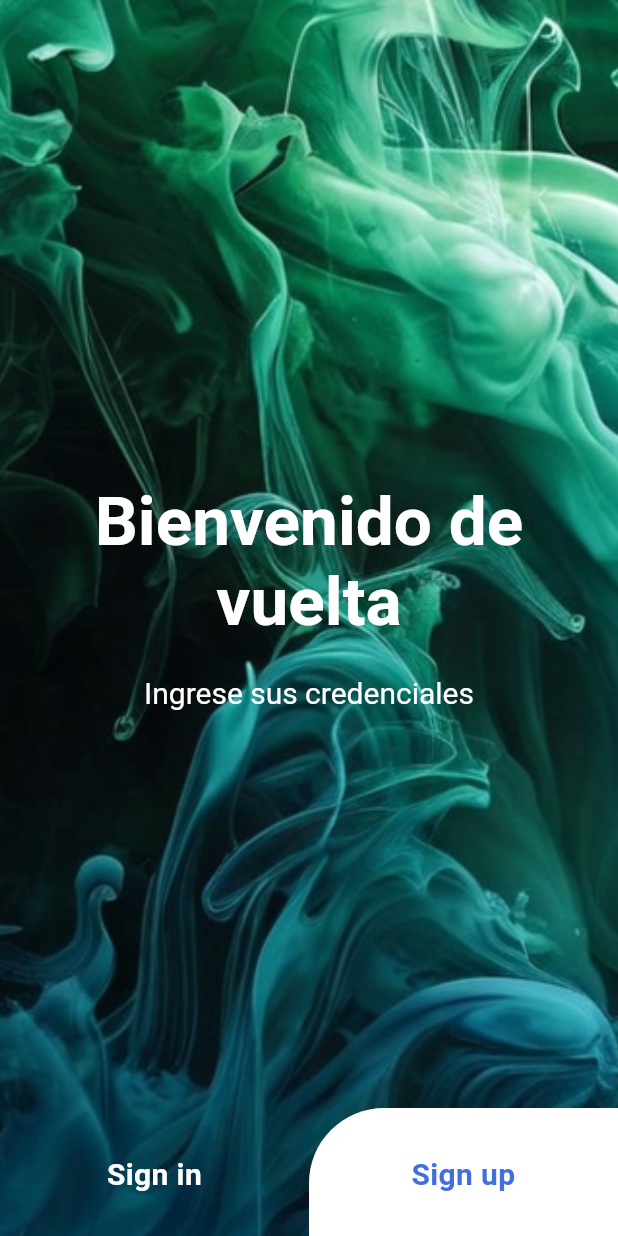
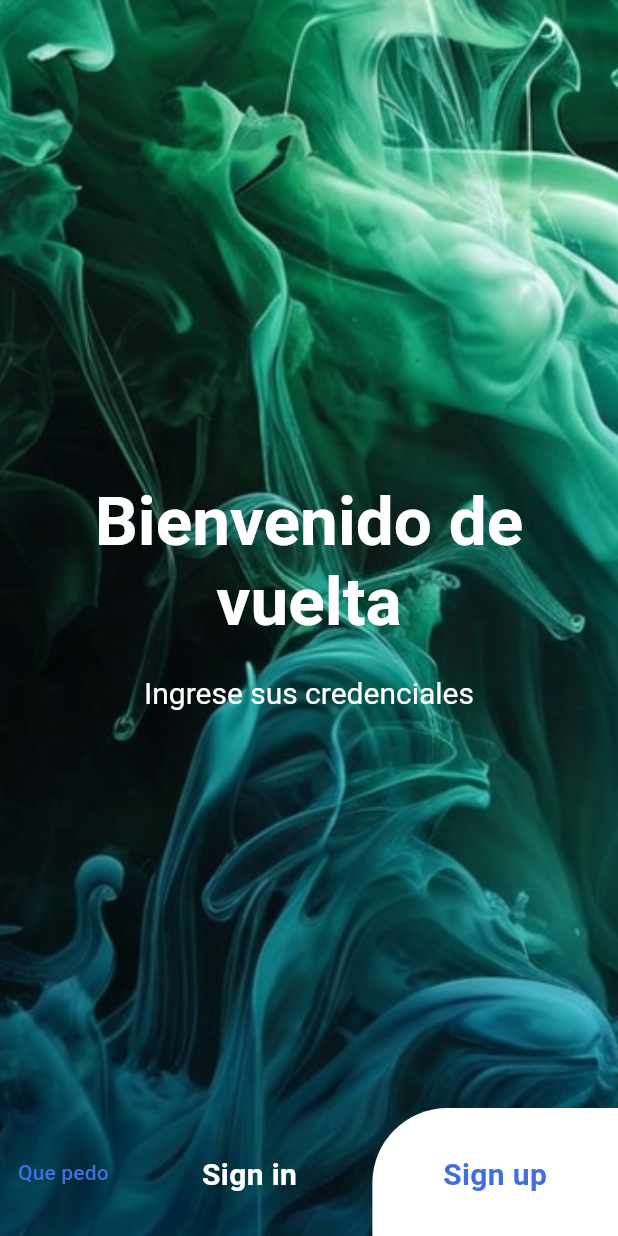
Before and after one commit to nestor327/GeoRutasMovil, a Flutter app: the screen it shows after launch, on a phone screen of 412 x 824 dp. Run offline on Flutter 3.47's test engine with Material 3 defaults, Android fonts, the phone set to English and light mode, and no system bars; our stand-ins replace dartz, dio, equatable, flutter_bloc, get_it, go_router and 2 more; accounts and stored records are empty.

Commit message:
Implement navegation started

```diff
--- a/lib/features/Auth/presentation/screens/WelcomeScreen.dart
+++ b/lib/features/Auth/presentation/screens/WelcomeScreen.dart
@@ -1,4 +1,8 @@
 import 'package:flutter/material.dart';
+import 'package:flutter_bloc/flutter_bloc.dart';
+import 'package:georutasmovil/features/Auth/domain/entities/Refresh_token_request.dart';
+import 'package:georutasmovil/features/Auth/domain/entities/user_sign_in_request.dart';
+import 'package:georutasmovil/features/Auth/presentation/bloc/User/user_bloc.dart';
 import 'package:georutasmovil/features/Auth/presentation/screens/SignInScreen.dart';
 import 'package:georutasmovil/features/Auth/presentation/screens/SignUpScreen.dart';
 import 'package:georutasmovil/features/Auth/presentation/widgets/CustomScaffold.dart';
@@ -44,6 +48,15 @@ class WelcomeScreen extends StatelessWidget {
                 alignment: Alignment.bottomRight,
                 child: Row(
                   children: [
+                    TextButton.icon(
+                      onPressed: () => {
+                        context.read<UserBloc>().add(RefreshTokenEvent(
+                            refreshTokenRequest: UserRefreshTokenRequest(
+                                AccessToken: "AccessToken",
+                                RefreshToken: "RefreshToken")))
+                      },
+                      label: Text("Que pedo"),
+                    ),
                     const Expanded(
                       child: WelcomeButton(
                         buttonText: 'Sign in',
--- a/lib/main.dart
+++ b/lib/main.dart
@@ -2,8 +2,8 @@ import 'package:flutter/material.dart';
 import 'package:flutter_bloc/flutter_bloc.dart';
 import 'package:georutasmovil/di.dart';
 import 'package:georutasmovil/features/Auth/presentation/bloc/User/user_bloc.dart';
-import 'package:georutasmovil/features/Auth/presentation/screens/WelcomeScreen.dart';
 import 'package:georutasmovil/features/coodinates/presentation/bloc/getCoordinates/GetCoordinatesBloc.dart';
+import 'package:georutasmovil/shared/router.dart';
 import 'package:georutasmovil/theme/theme.dart';
 import 'package:get_it/get_it.dart';
 
@@ -23,10 +23,10 @@ class MyApp extends StatelessWidget {
         BlocProvider(create: (_) => GetIt.instance<GetCoordinatesBloc>()),
         BlocProvider(create: (_) => GetIt.instance<UserBloc>())
       ],
-      child: MaterialApp(
+      child: MaterialApp.router(
         title: 'Flutter Demo',
         theme: lightMode,
-        home: const WelcomeScreen(),
+        routerConfig: RouterLocalConfig(),
         debugShowCheckedModeBanner: false,
       ),
     );
--- /dev/null
+++ b/lib/shared/router.dart
@@ -0,0 +1,25 @@
+import 'package:flutter/material.dart';
+import 'package:georutasmovil/features/Auth/presentation/screens/SignInScreen.dart';
+import 'package:georutasmovil/features/Auth/presentation/screens/SignUpScreen.dart';
+import 'package:georutasmovil/features/Auth/presentation/screens/WelcomeScreen.dart';
+import 'package:go_router/go_router.dart';
+
+GoRouter RouterLocalConfig() {
+  return GoRouter(
+      initialLocation: "/welcome",
+      errorBuilder: (contex, state) {
+        return Scaffold(
+          appBar: AppBar(title: const Text("Error")),
+          body: const Center(child: Text("Pagina no encontrada")),
+        );
+      },
+      routes: [
+        GoRoute(
+            path: "/welcome",
+            builder: (contex, state) => const WelcomeScreen()),
+        GoRoute(
+            path: "/sign-in", builder: (contex, state) => const SignInScreen()),
+        GoRoute(
+            path: "/sign-up", builder: (contex, state) => const SignUpScreen())
+      ]);
+}
--- a/pubspec.yaml
+++ b/pubspec.yaml
@@ -44,6 +44,7 @@ dependencies:
   equatable: ^2.0.5
   bloc: ^8.1.4
   icons_plus: ^5.0.0
+  go_router: ^14.8.1
 
 dev_dependencies:
   flutter_test:
```
Also changed, not shown: lib/features/Auth/data/datasources/user_remote_data_source.dart (+8 -5 lines), lib/features/Auth/data/models/authorized_user_response_model.dart (+10 -10 lines), lib/features/Auth/presentation/bloc/User/user_bloc.dart (+18 -13 lines), lib/features/Auth/presentation/screens/SignInScreen.dart (+13 -1 lines), pubspec.lock, 1 other file.
